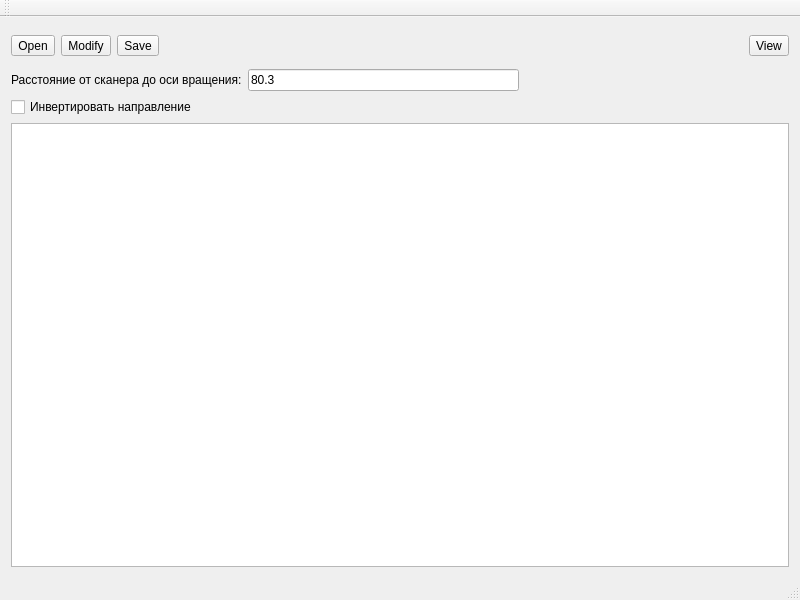
Above: app/Scan2Slice/gui/mainwindow.ui from ApplicationsForge/Scan2Slice before the change. Below: the same form after it.
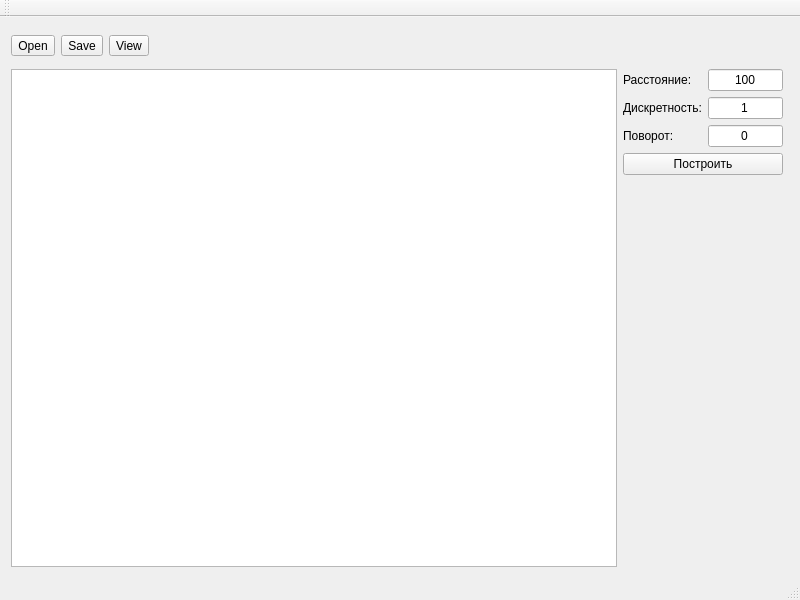
That is the form after the change. Icons and pictures are not drawn.

Patch:
```diff
--- a/app/Scan2Slice/gui/mainwindow.ui
+++ b/app/Scan2Slice/gui/mainwindow.ui
@@ -65,23 +65,6 @@
          </property>
         </widget>
        </item>
-       <item>
-        <widget class="QToolButton" name="modifyToolButton">
-         <property name="text">
-          <string>Modify</string>
-         </property>
-         <property name="icon">
-          <iconset resource="resources/resources.qrc">
-           <normaloff>:/images/images/play.png</normaloff>:/images/images/play.png</iconset>
-         </property>
-         <property name="iconSize">
-          <size>
-           <width>24</width>
-           <height>24</height>
-          </size>
-         </property>
-        </widget>
-       </item>
        <item>
         <widget class="QToolButton" name="saveToolButton">
          <property name="text">
@@ -99,6 +82,23 @@
          </property>
         </widget>
        </item>
+       <item>
+        <widget class="QToolButton" name="viewToolButton">
+         <property name="text">
+          <string>View</string>
+         </property>
+         <property name="icon">
+          <iconset resource="resources/resources.qrc">
+           <normaloff>:/images/images/view.png</normaloff>:/images/images/view.png</iconset>
+         </property>
+         <property name="iconSize">
+          <size>
+           <width>24</width>
+           <height>24</height>
+          </size>
+         </property>
+        </widget>
+       </item>
        <item>
         <spacer name="horizontalSpacer">
          <property name="orientation">
@@ -112,29 +112,12 @@
          </property>
         </spacer>
        </item>
-       <item>
-        <widget class="QToolButton" name="viewToolButton">
-         <property name="text">
-          <string>View</string>
-         </property>
-         <property name="icon">
-          <iconset resource="resources/resources.qrc">
-           <normaloff>:/images/images/view.png</normaloff>:/images/images/view.png</iconset>
-         </property>
-         <property name="iconSize">
-          <size>
-           <width>24</width>
-           <height>24</height>
-          </size>
-         </property>
-        </widget>
-       </item>
       </layout>
      </widget>
     </item>
     <item>
      <widget class="QWidget" name="pointsWidget" native="true">
-      <layout class="QVBoxLayout" name="verticalLayout_2">
+      <layout class="QGridLayout" name="gridLayout_2">
        <property name="leftMargin">
         <number>0</number>
        </property>
@@ -147,7 +130,17 @@
        <property name="bottomMargin">
         <number>0</number>
        </property>
-       <item>
+       <item row="0" column="0">
+        <widget class="QTableWidget" name="pointsTableWidget">
+         <property name="sizePolicy">
+          <sizepolicy hsizetype="Expanding" vsizetype="Expanding">
+           <horstretch>5</horstretch>
+           <verstretch>0</verstretch>
+          </sizepolicy>
+         </property>
+        </widget>
+       </item>
+       <item row="0" column="1">
         <widget class="QWidget" name="scanToSliceParamsWidget" native="true">
          <property name="sizePolicy">
           <sizepolicy hsizetype="Preferred" vsizetype="Preferred">
@@ -168,6 +161,79 @@
           <property name="bottomMargin">
            <number>0</number>
           </property>
+          <item row="5" column="0" colspan="2">
+           <widget class="QPushButton" name="buildSlicePushButton">
+            <property name="text">
+             <string>Построить</string>
+            </property>
+            <property name="icon">
+             <iconset resource="resources/resources.qrc">
+              <normaloff>:/images/images/play.png</normaloff>:/images/images/play.png</iconset>
+            </property>
+            <property name="iconSize">
+             <size>
+              <width>32</width>
+              <height>32</height>
+             </size>
+            </property>
+           </widget>
+          </item>
+          <item row="0" column="0">
+           <widget class="QLabel" name="distanceLabel">
+            <property name="toolTip">
+             <string>Расстояние от сканера до оси вращения, мм</string>
+            </property>
+            <property name="text">
+             <string>Расстояние:</string>
+            </property>
+            <property name="alignment">
+             <set>Qt::AlignLeading|Qt::AlignLeft|Qt::AlignVCenter</set>
+            </property>
+           </widget>
+          </item>
+          <item row="3" column="0">
+           <widget class="QLabel" name="stepLabel">
+            <property name="toolTip">
+             <string>Дискретность снятия точек, градусы</string>
+            </property>
+            <property name="text">
+             <string>Дискретность:</string>
+            </property>
+            <property name="alignment">
+             <set>Qt::AlignLeading|Qt::AlignLeft|Qt::AlignVCenter</set>
+            </property>
+           </widget>
+          </item>
+          <item row="4" column="0">
+           <widget class="QLabel" name="roationAngleLabel">
+            <property name="text">
+             <string>Поворот:</string>
+            </property>
+            <property name="alignment">
+             <set>Qt::AlignLeading|Qt::AlignLeft|Qt::AlignVCenter</set>
+            </property>
+           </widget>
+          </item>
+          <item row="3" column="1">
+           <widget class="QLineEdit" name="stepLineEdit">
+            <property name="text">
+             <string>1</string>
+            </property>
+            <property name="alignment">
+             <set>Qt::AlignCenter</set>
+            </property>
+           </widget>
+          </item>
+          <item row="4" column="1">
+           <widget class="QLineEdit" name="rotationAngleLineEdit">
+            <property name="text">
+             <string>0</string>
+            </property>
+            <property name="alignment">
+             <set>Qt::AlignCenter</set>
+            </property>
+           </widget>
+          </item>
           <item row="0" column="1">
            <widget class="QLineEdit" name="distanceLineEdit">
             <property name="minimumSize">
@@ -177,21 +243,17 @@
              </size>
             </property>
             <property name="text">
-             <string>80.3</string>
+             <string>100</string>
             </property>
             <property name="frame">
              <bool>true</bool>
             </property>
-           </widget>
-          </item>
-          <item row="0" column="0">
-           <widget class="QLabel" name="distanceLabel">
-            <property name="text">
-             <string>Расстояние от сканера до оси вращения:</string>
+            <property name="alignment">
+             <set>Qt::AlignCenter</set>
             </property>
            </widget>
           </item>
-          <item row="0" column="2" rowspan="2">
+          <item row="0" column="2">
            <spacer name="horizontalSpacer_2">
             <property name="orientation">
              <enum>Qt::Horizontal</enum>
@@ -204,26 +266,22 @@
             </property>
            </spacer>
           </item>
-          <item row="1" column="0">
-           <widget class="QCheckBox" name="invertCheckBox">
-            <property name="text">
-             <string>Инвертировать направление</string>
+          <item row="6" column="0" colspan="3">
+           <spacer name="verticalSpacer">
+            <property name="orientation">
+             <enum>Qt::Vertical</enum>
             </property>
-           </widget>
+            <property name="sizeHint" stdset="0">
+             <size>
+              <width>20</width>
+              <height>100</height>
+             </size>
+            </property>
+           </spacer>
           </item>
          </layout>
         </widget>
        </item>
-       <item>
-        <widget class="QTableWidget" name="pointsTableWidget">
-         <property name="sizePolicy">
-          <sizepolicy hsizetype="Expanding" vsizetype="Expanding">
-           <horstretch>5</horstretch>
-           <verstretch>0</verstretch>
-          </sizepolicy>
-         </property>
-        </widget>
-       </item>
       </layout>
      </widget>
     </item>
```
